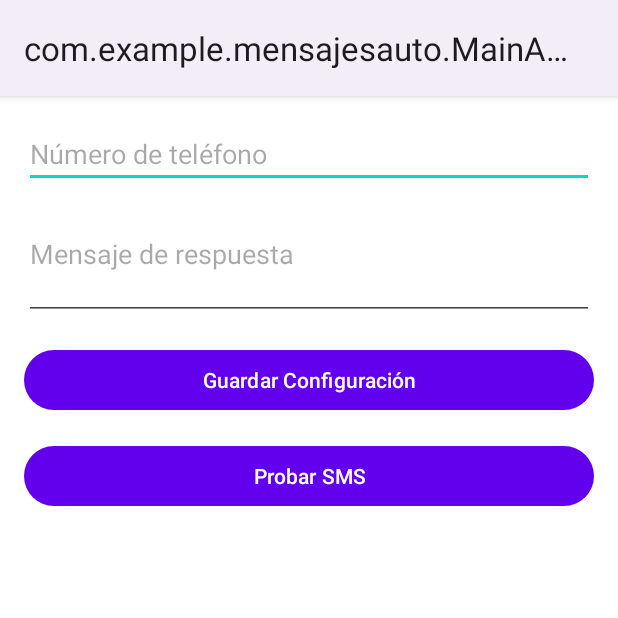
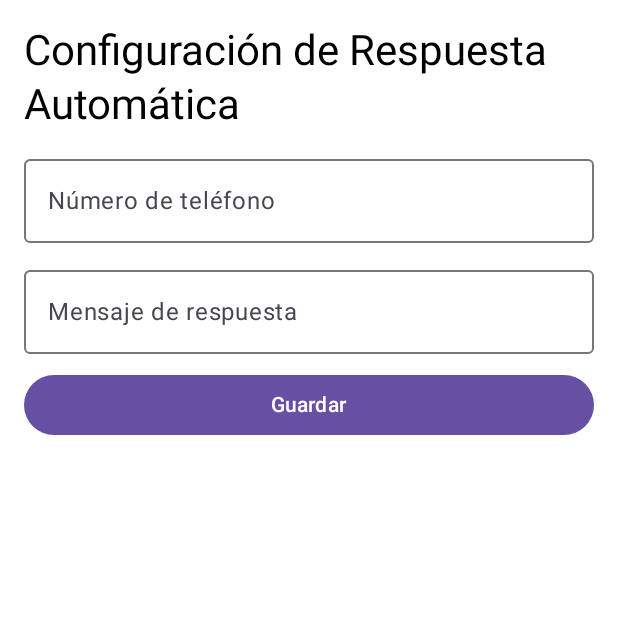
Before and after one commit to INGofZaun/MensajesAuto, an Android app built with Jetpack Compose: the screen it shows after launch (MainActivity), on a phone screen of 412 x 824 dp, the top half of it. Run offline under Robolectric (Android 15) with nearby library versions, the phone set to English and light mode, and no system bars.

```diff
--- a/app/build.gradle.kts
+++ b/app/build.gradle.kts
@@ -37,6 +37,9 @@ android {
     buildFeatures {
         compose = true
     }
+    composeOptions {
+        kotlinCompilerExtensionVersion = "1.5.3"
+    }
 }
 
 dependencies {
@@ -47,6 +50,9 @@ dependencies {
     implementation(libs.androidx.ui)
     implementation(libs.androidx.ui.graphics)
     implementation(libs.androidx.ui.tooling.preview)
+
+    // Jetpack Compose Runtime para guardar estados
+    implementation("androidx.compose.runtime:runtime-saveable:1.5.3")
 
     // Material 3 (para Jetpack Compose)
     implementation("androidx.compose.material3:material3:1.2.0")
--- a/app/src/main/java/com/example/mensajesauto/MainActivity.kt
+++ b/app/src/main/java/com/example/mensajesauto/MainActivity.kt
@@ -3,50 +3,71 @@ package com.example.mensajesauto
 import android.Manifest
 import android.content.pm.PackageManager
 import android.os.Bundle
-import android.util.Log  // 🔹 Importación agregada
-import android.widget.Button
-import android.widget.EditText
 import android.widget.Toast
+import androidx.activity.ComponentActivity
+import androidx.activity.compose.setContent
 import androidx.activity.result.contract.ActivityResultContracts
-import androidx.appcompat.app.AppCompatActivity
+import androidx.compose.foundation.layout.*
+import androidx.compose.material3.*
+import androidx.compose.runtime.*
+import androidx.compose.runtime.saveable.rememberSaveable
+import androidx.compose.ui.Modifier
+import androidx.compose.ui.unit.dp
 import androidx.core.content.ContextCompat
 
-class MainActivity : AppCompatActivity() {
+class MainActivity : ComponentActivity() {
 
-    private lateinit var phoneNumberInput: EditText
-    private lateinit var messageInput: EditText
-    private lateinit var saveButton: Button
     private lateinit var sharedPref: SharedPrefManager
 
     override fun onCreate(savedInstanceState: Bundle?) {
         super.onCreate(savedInstanceState)
-        setContentView(R.layout.activity_main)
-
-        phoneNumberInput = findViewById(R.id.phoneNumberInput)
-        messageInput = findViewById(R.id.messageInput)
-        saveButton = findViewById(R.id.saveButton)
         sharedPref = SharedPrefManager(this)
 
-        // Cargar valores guardados
-        phoneNumberInput.setText(sharedPref.getPhoneNumber())
-        messageInput.setText(sharedPref.getMessage())
-
-        // Botón para guardar número y mensaje
-        saveButton.setOnClickListener {
-            val phoneNumber = phoneNumberInput.text.toString().trim()
-            val message = messageInput.text.toString().trim()
-
-            if (phoneNumber.isNotEmpty() && message.isNotEmpty()) {
-                sharedPref.savePhoneNumber(phoneNumber)
-                sharedPref.saveMessage(message)
-                Toast.makeText(this, "Configuración guardada", Toast.LENGTH_SHORT).show()
-                Log.d("MainActivity", "Número y mensaje guardados correctamente") // ✅ Log funcionando
-            } else {
-                Toast.makeText(this, "Ingrese un número y mensaje válidos", Toast.LENGTH_SHORT).show()
-            }
+        setContent {
+            AppUI()
         }
 
         requestPermissions()
+    }
+
+    @Composable
+    fun AppUI() {
+        var phoneNumber by rememberSaveable { mutableStateOf(sharedPref.getPhoneNumber()) }
+        var message by rememberSaveable { mutableStateOf(sharedPref.getMessage()) }
+
+        Column(
+            modifier = Modifier
+                .fillMaxSize()
+                .padding(16.dp),
+            verticalArrangement = Arrangement.spacedBy(10.dp)
+        ) {
+            Text(text = "Configuración de Respuesta Automática", style = MaterialTheme.typography.headlineMedium)
+
+            OutlinedTextField(
+                value = phoneNumber,
+                onValueChange = { phoneNumber = it },
+                label = { Text("Número de teléfono") },
+                modifier = Modifier.fillMaxWidth()
+            )
+
+            OutlinedTextField(
+                value = message,
+                onValueChange = { message = it },
+                label = { Text("Mensaje de respuesta") },
+                modifier = Modifier.fillMaxWidth()
+            )
+
+            Button(
+                onClick = {
+                    sharedPref.savePhoneNumber(phoneNumber)
+                    sharedPref.saveMessage(message)
+                    Toast.makeText(this@MainActivity, "Configuración guardada", Toast.LENGTH_SHORT).show()
+                },
+                modifier = Modifier.fillMaxWidth()
+            ) {
+                Text("Guardar")
+            }
+        }
     }
 
     private fun requestPermissions() {
@@ -57,9 +78,7 @@ class MainActivity : AppCompatActivity() {
 
         if (!permissions.all { ContextCompat.checkSelfPermission(this, it) == PackageManager.PERMISSION_GRANTED }) {
             registerForActivityResult(ActivityResultContracts.RequestMultiplePermissions()) { result ->
-                if (result.all { it.value }) {
-                    Toast.makeText(this, "Permisos concedidos", Toast.LENGTH_SHORT).show()
-                } else {
+                if (!result.all { it.value }) {
                     Toast.makeText(this, "Permisos denegados. La app podría no funcionar correctamente.", Toast.LENGTH_LONG).show()
                 }
             }.launch(permissions)
```
